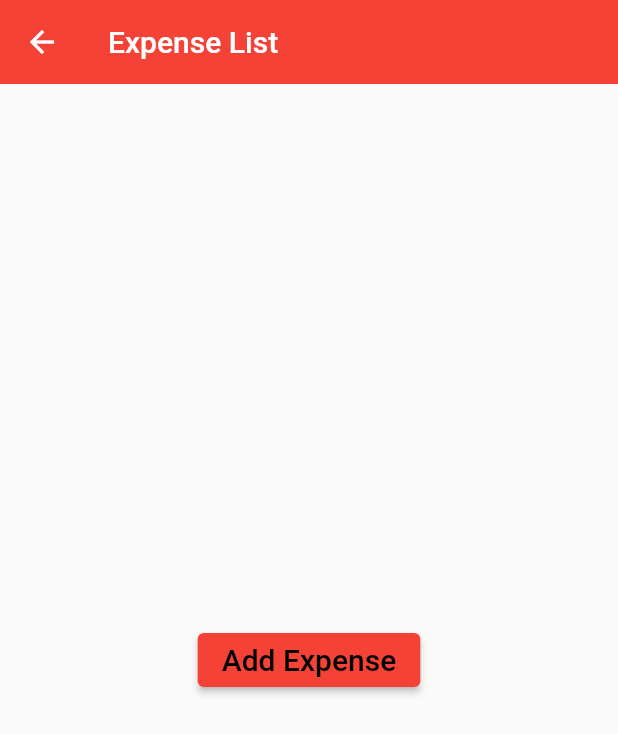
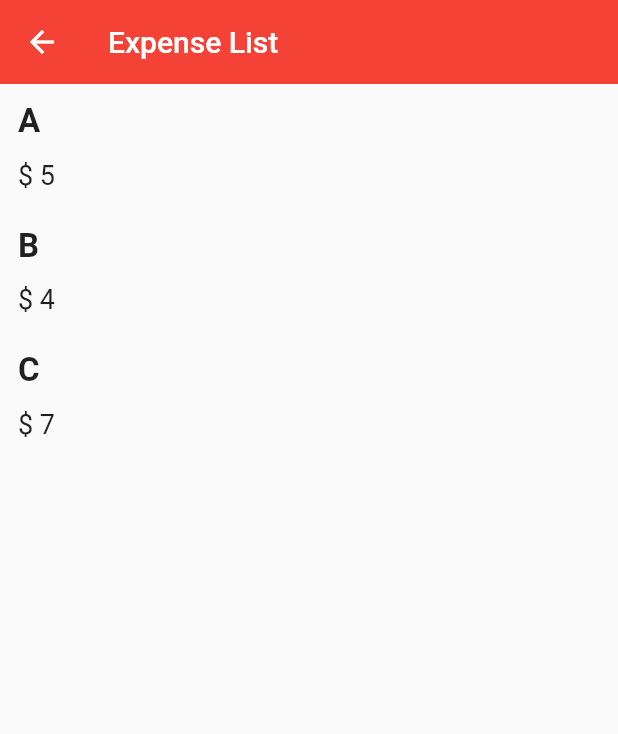
Before and after one commit to Grave2363/Tracking_Expences, a Flutter app: the cost_list screen opened directly, on a phone screen of 412 x 824 dp. Shown: the top 734 px of the screen. Run offline on Flutter 3.47's test engine with Material 2 defaults, Android fonts, the phone set to English and light mode, and no system bars.

Commit message:
changes and added lists

```diff
--- a/lib/cost_list.dart
+++ b/lib/cost_list.dart
@@ -4,13 +4,16 @@ import 'package:flutter/material.dart';
 import 'package:tracking_expences/shared/create_item.dart';
 import 'package:tracking_expences/shared/styles.dart';
 class cost_list extends StatefulWidget {
+
   const cost_list({Key? key}) : super(key: key);
-
   @override
   State<cost_list> createState() => _cost_listState();
 }
 
 class _cost_listState extends State<cost_list> {
+  // both are temp testing lists, will change to the saved lists
+  List name = <String>['A','B','C' ];
+  List cost = <String>['5','4','7' ];
   @override
   Widget build(BuildContext context) {
     return  Scaffold(
@@ -19,20 +22,40 @@ class _cost_listState extends State<cost_list> {
         elevation: 0.0,
         title: const Text('Expense List'),
       ),
-      body: Center(
-        child: SingleChildScrollView(
-          child: Column(
-              mainAxisAlignment: MainAxisAlignment.center,
-              children: <Widget>[
-                ElevatedButton(
-                  style: btnStyle,
-                  onPressed: ()async {
-                  await Navigator.of(context).push(MaterialPageRoute(builder: (context) => create_item()),);},
-                  child:
-                  const Text('Add Expense', style: TextStyle(color: Colors.black, fontSize: 20)),),
-              ],
-          ),
-        ),
+      body: ListView.builder(
+        itemBuilder: (context, position) {
+          return Column(
+            children: <Widget>[
+              Row(
+                mainAxisAlignment: MainAxisAlignment.spaceBetween,
+                children: <Widget>[
+                  Column(
+                    crossAxisAlignment: CrossAxisAlignment.start,
+                    children: <Widget>[
+                      Padding(
+                        padding:
+                        const EdgeInsets.fromLTRB(12.0, 12.0, 12.0, 6.0),
+                        child: Text(
+                          name[position],
+                          style: TextStyle(fontSize: 22.0, fontWeight: FontWeight.bold),
+                        ),
+                      ),
+                      Padding(
+                        padding:
+                        const EdgeInsets.fromLTRB(12.0, 6.0, 12.0, 12.0),
+                        child: Text(
+                          "\$ "+cost[position],
+                          style: TextStyle(fontSize: 18.0),
+                        ),
+                      ),
+                    ],
+                  ),
+                ],
+              ),
+            ],
+          );
+        },
+        itemCount: name.length,
       ),
     );
   }
```
Also changed, not shown: 2 other files.
